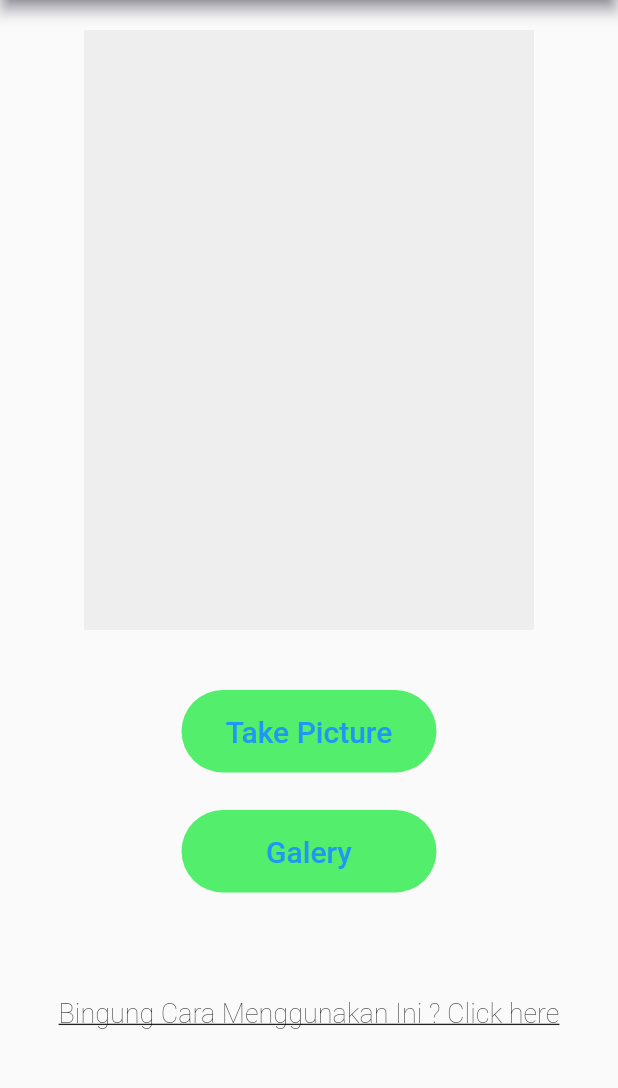
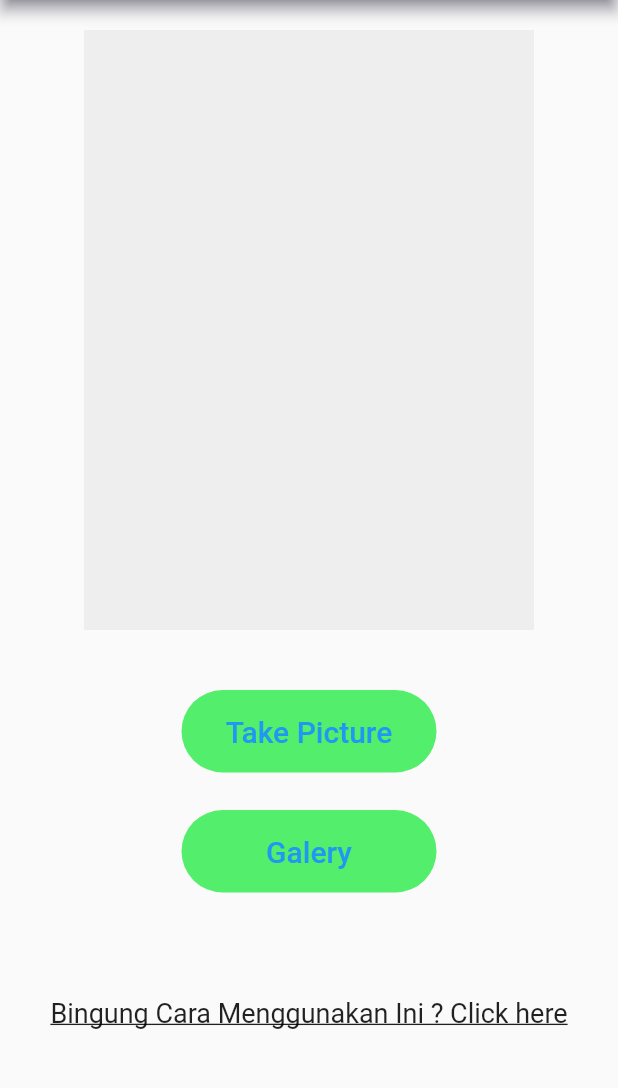
Before and after one commit to RafiRasaki/Projectskripsi, a Flutter app: the screen it shows after launch, on a phone screen of 412 x 824 dp, the part 84-1172 px from its top. Run offline on Flutter 3.47's test engine with Material 2 defaults, Android fonts, the phone set to English and light mode, and no system bars.

Commit message:
Tebelin Huruf Rules

```diff
--- a/imagedetection/lib/screen/mainpage.dart
+++ b/imagedetection/lib/screen/mainpage.dart
@@ -71,7 +71,7 @@ class _MainpageState extends State<Mainpage> {
                 'Bingung Cara Menggunakan Ini ? Click here',
                 style: TextStyle(
                   fontSize: 18,
-                  fontWeight: FontWeight.w200,
+                  fontWeight: FontWeight.w400,
                   decoration: TextDecoration.underline,
                 ),
                 ),
```
